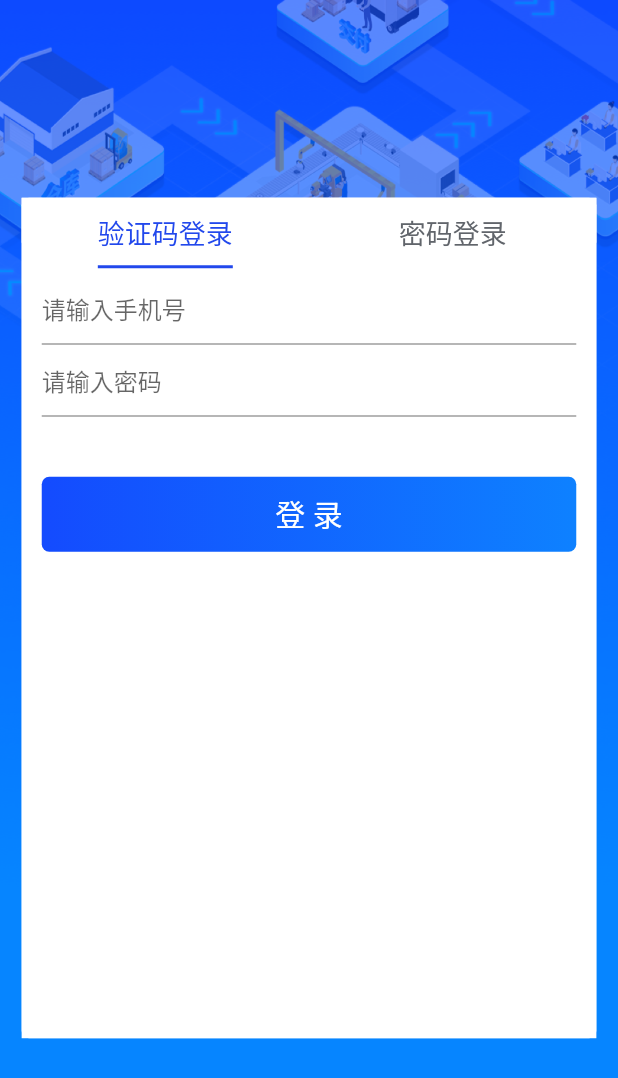
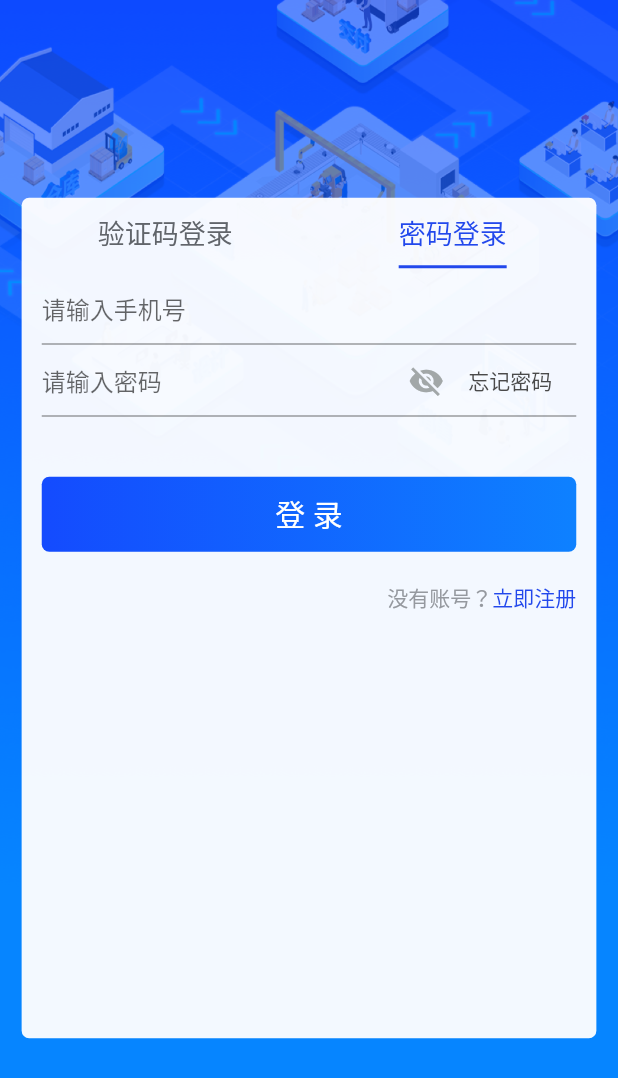
Before and after one commit to baixiaoyu2997/flutter_learn, a Flutter app: the screen it shows after launch, on a phone screen of 412 x 824 dp. Shown: the top 1078 px of the screen. Run offline on Flutter 3.47's test engine with Material 2 defaults, Android fonts, the light colour scheme and no system bars.

Commit message:
login页基本完成

```diff
--- a/lib/login.dart
+++ b/lib/login.dart
@@ -34,7 +34,9 @@ class _LoginForm extends StatefulWidget {
 
 class _LoginFormState extends State<_LoginForm> {
   List titleList = ['验证码登录', '密码登录'];
-  int activeTab = 0;
+  int activeTab = 1;
+  final Color activedColor = Color(0xff2248ec);
+
   changeActiveTab(index) {
     setState(() {
       activeTab = index;
@@ -46,16 +48,17 @@ class _LoginFormState extends State<_LoginForm> {
     return DecoratedBox(
       decoration: BoxDecoration(
         borderRadius: BorderRadius.circular(5.0),
-        color: Color.fromRGBO(255, 255, 255, 0.9),
+        color: Color.fromRGBO(255, 255, 255, 0.95),
       ),
       child: DefaultTabController(
         length: titleList.length,
+        initialIndex: activeTab,
         child: new Scaffold(
-          backgroundColor: Colors.white,
+          backgroundColor: Colors.transparent,
           appBar: PreferredSize(
             preferredSize: Size.fromHeight(30),
             child: AppBar(
-              backgroundColor: Colors.white,
+              backgroundColor: Colors.transparent,
               // centerTitle: true,
               elevation: 0.0, //导航栏下面阴影
               flexibleSpace: Column(
@@ -72,8 +75,6 @@ class _LoginFormState extends State<_LoginForm> {
   }
 
   Widget _buildTabBar() {
-    final Color activedColor = Color(0xff2248ec);
-
     return TabBar(
       isScrollable: false, //是否可滑动
       unselectedLabelColor: Color(0xff61656b), //未选中文字颜色
@@ -97,7 +98,7 @@ class _LoginFormState extends State<_LoginForm> {
 
 class _FormWidget extends StatefulWidget {
   _FormWidget({Key key}) : super(key: key);
-
+  bool _hidePassWord = true;
   @override
   _FormWidgetState createState() => _FormWidgetState();
 }
@@ -121,14 +122,56 @@ class _FormWidgetState extends State<_FormWidget> {
                 controller: _phoneController,
                 decoration: InputDecoration(hintText: "请输入手机号"),
               ),
-              TextFormField(
-                // autofocus: true,
-                // controller: _phoneController,
-                decoration: InputDecoration(hintText: "请输入密码"),
+              Stack(
+                children: <Widget>[
+                  TextFormField(
+                    // autofocus: true,
+                    // controller: _phoneController,
+                    obscureText: widget._hidePassWord,
+                    decoration: InputDecoration(hintText: "请输入密码"),
+                  ),
+                  Row(
+                    mainAxisAlignment: MainAxisAlignment.end,
+                    children: <Widget>[
+                      GestureDetector(
+                        // 手势检测
+                        child: Icon(
+                          widget._hidePassWord
+                              ? Icons.visibility_off
+                              : Icons.visibility,
+                          color: Color(0xffa2a7a8),
+                        ),
+                        onTap: () {
+                          print(widget._hidePassWord);
+                          setState(() {
+                            widget._hidePassWord = !widget._hidePassWord;
+                          });
+                        },
+                      ),
+                      OutlineButton(
+                        onPressed: () {},
+                        child: Text('忘记密码'),
+                        textColor: Color(0xff4a4a4a),
+                        borderSide:
+                            BorderSide(width: 2.0, style: BorderStyle.none),
+                      ),
+                    ],
+                  )
+                ],
               ),
               Padding(
                 padding: const EdgeInsets.only(top: 40),
                 child: gradientButton(),
+              ),
+              Padding(
+                padding: const EdgeInsets.only(top: 20),
+                child: Row(
+                  mainAxisAlignment: MainAxisAlignment.end,
+                  children: <Widget>[
+                    Text('没有账号？', style: TextStyle(color: Color(0xff95999f))),
+                    Text('立即注册', style: TextStyle(color: Color(0xff2248ec)))
+                  ],
+                ),
               )
             ],
           ),
@@ -136,32 +179,33 @@ class _FormWidgetState extends State<_FormWidget> {
       ),
     );
   }
+
   // 登录按钮
   Widget gradientButton() {
     return Container(
       decoration: BoxDecoration(
-          gradient: LinearGradient(colors: [Color(0xff144bfe), Color(0xff0e81ff)]),// 渐变色
-          borderRadius: BorderRadius.circular(5)
-      ),
+          gradient: LinearGradient(
+              colors: [Color(0xff144bfe), Color(0xff0e81ff)]), // 渐变色
+          borderRadius: BorderRadius.circular(5)),
       child: RaisedButton(
-        shape: RoundedRectangleBorder(
-            borderRadius: BorderRadius.circular(5)
-        ),
+        shape: RoundedRectangleBorder(borderRadius: BorderRadius.circular(5)),
         color: Colors.transparent, // 设为透明色
         elevation: 0, // 正常时阴影隐藏
         highlightElevation: 0, // 点击时阴影隐藏
-        onPressed: (){},
+        onPressed: () {
+          Navigator.push(context, MaterialPageRoute(builder: (context) {
+            return HomeWidget();
+          }));
+        },
         child: Container(
           alignment: Alignment.center,
           height: 50,
-          child: Text('登 录', style: TextStyle(color: Colors.white, fontSize: 20),),
+          child: Text(
+            '登 录',
+            style: TextStyle(color: Colors.white, fontSize: 20),
+          ),
         ),
       ),
     );
   }
 }
-// onPressed: () {
-//               Navigator.push(context, MaterialPageRoute(builder: (context) {
-//                 return HomeWidget();
-//               }));
-//             }
```
